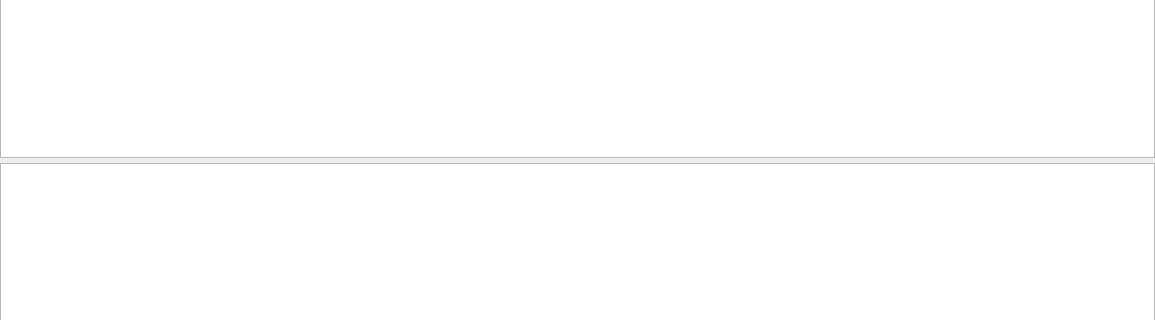
Old version of the form mva/Licenta/gui/forms/processes_widget.ui in the repository bogdan-constandache/SystemToolKit; both pictures show x 0 to 1155 and y 119 to 439 of the 1155 by 558 pixel window.
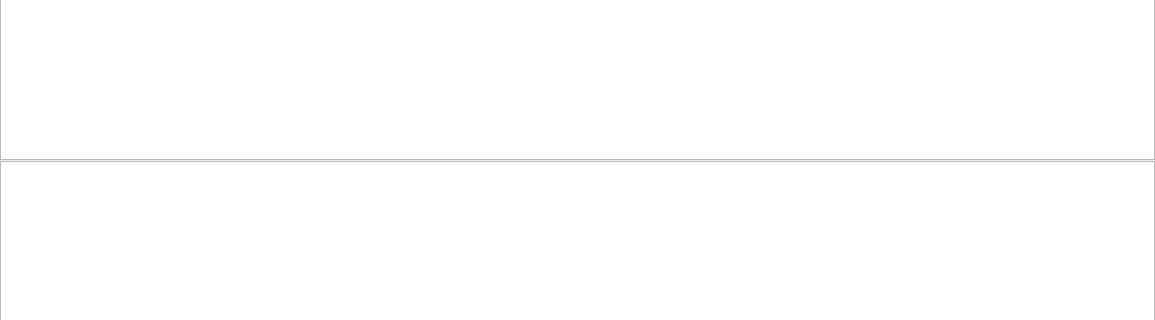
New version of the form.

Patch:
```diff
--- a/mva/Licenta/gui/forms/processes_widget.ui
+++ b/mva/Licenta/gui/forms/processes_widget.ui
@@ -30,10 +30,23 @@
     <number>0</number>
    </property>
    <item>
-    <widget class="QTreeView" name="treeWProcesses"/>
-   </item>
-   <item>
-    <widget class="QTreeView" name="treeWDlls"/>
+    <widget class="QSplitter" name="splitter">
+     <property name="orientation">
+      <enum>Qt::Vertical</enum>
+     </property>
+     <property name="handleWidth">
+      <number>1</number>
+     </property>
+     <widget class="QTreeView" name="treeWProcesses"/>
+     <widget class="QTreeView" name="treeWDlls">
+      <property name="sizePolicy">
+       <sizepolicy hsizetype="MinimumExpanding" vsizetype="Expanding">
+        <horstretch>0</horstretch>
+        <verstretch>0</verstretch>
+       </sizepolicy>
+      </property>
+     </widget>
+    </widget>
    </item>
   </layout>
  </widget>
```
